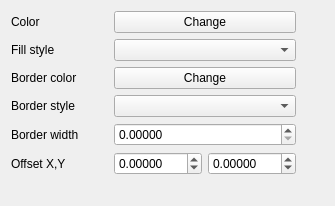
Before: the Qt Designer form src/ui/symbollayer/widget_simplefill.ui in qgis/QGIS, drawn with Qt 5.
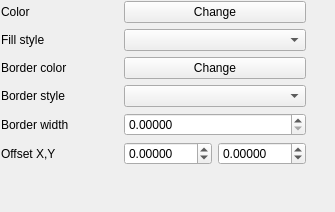
After: the same form once the commit is applied. Custom widgets are drawn as their Qt base class.

What changed in the file:
```diff
--- a/src/ui/symbollayer/widget_simplefill.ui
+++ b/src/ui/symbollayer/widget_simplefill.ui
@@ -7,13 +7,16 @@
     <x>0</x>
     <y>0</y>
     <width>335</width>
-    <height>206</height>
+    <height>212</height>
    </rect>
   </property>
   <property name="windowTitle">
    <string>Form</string>
   </property>
   <layout class="QVBoxLayout" name="verticalLayout">
+   <property name="margin">
+    <number>1</number>
+   </property>
    <item>
     <layout class="QGridLayout" name="gridLayout">
      <item row="0" column="0">
```
